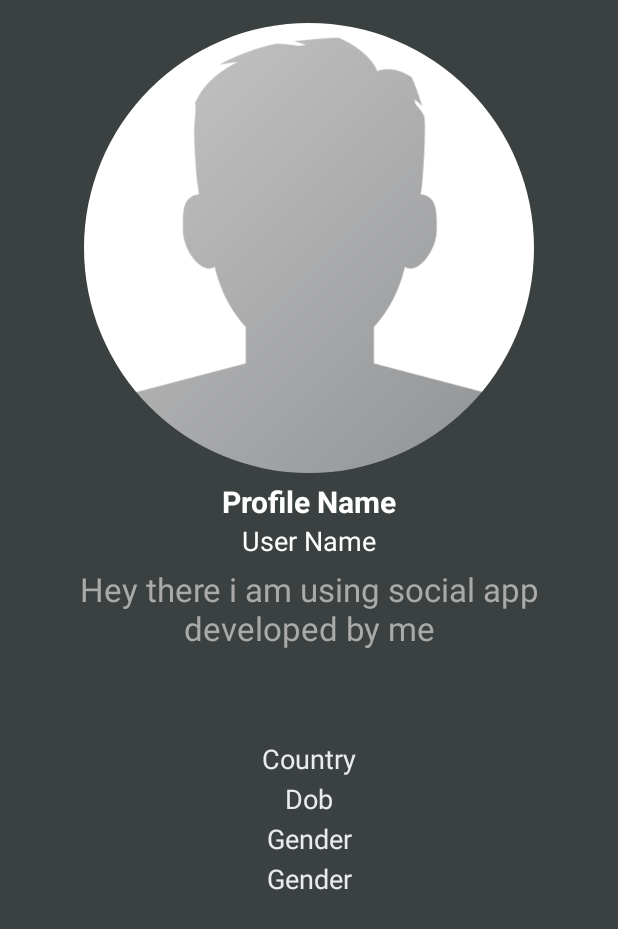
After one commit to abhi-9025/AndroidProjects, an Android app: the ProfileActivity screen opened directly, with no data from a screen before it, on a phone screen of 412 x 824 dp. The commit adds this screen. Shown: the top 929 px of the screen. Run offline under Robolectric (Android 15) with nearby library versions, the phone set to English and light mode, and no system bars; our stand-ins replace CircleImageView, Firebase (no records; nobody signed in at launch, a user with empty details on screens opened directly), Picasso.

Commit message:
Profile Added

```diff
--- a/AvengersNetwork/app/src/main/AndroidManifest.xml
+++ b/AvengersNetwork/app/src/main/AndroidManifest.xml
@@ -13,8 +13,10 @@
         android:roundIcon="@mipmap/ic_launcher_round"
         android:supportsRtl="true"
         android:theme="@style/AppTheme">
-        <activity android:name=".SettingsActivity"
-            android:parentActivityName=".MainActivity"></activity>
+        <activity android:name=".ProfileActivity"></activity>
+        <activity
+            android:name=".SettingsActivity"
+            android:parentActivityName=".MainActivity" />
         <activity android:name=".ClickPostActivity" />
         <activity android:name=".PostActivity" />
         <activity android:name=".SetupActivity" />
--- a/AvengersNetwork/app/src/main/java/com/example/android/avengersnetwork/MainActivity.java
+++ b/AvengersNetwork/app/src/main/java/com/example/android/avengersnetwork/MainActivity.java
@@ -305,7 +305,7 @@ public class MainActivity extends AppCompatActivity
                                 SendUserToPostActivity();
                                 break;
             case  R.id.nav_profile:
-                                   Toast.makeText(this,"Profile", Toast.LENGTH_SHORT).show();
+                               SendUserToProfileActivity();
                                     break;
             case  R.id.nav_home:
                                    Toast.makeText(this,"Home", Toast.LENGTH_SHORT).show();
@@ -333,6 +333,10 @@ public class MainActivity extends AppCompatActivity
         Intent LoginIntent=new Intent(MainActivity.this,SettingsActivity.class);
         startActivity(LoginIntent);
     }
+    private void SendUserToProfileActivity() {
+        Intent LoginIntent=new Intent(MainActivity.this,ProfileActivity.class);
+        startActivity(LoginIntent);
+    }
 
 
 }
--- /dev/null
+++ b/AvengersNetwork/app/src/main/java/com/example/android/avengersnetwork/ProfileActivity.java
@@ -0,0 +1,90 @@
+package com.example.android.avengersnetwork;
+
+import androidx.annotation.NonNull;
+import androidx.appcompat.app.AppCompatActivity;
+import androidx.appcompat.widget.Toolbar;
+
+import android.os.Bundle;
+import android.util.Log;
+import android.widget.EditText;
+import android.widget.TextView;
+
+import com.google.firebase.auth.FirebaseAuth;
+import com.google.firebase.database.DataSnapshot;
+import com.google.firebase.database.DatabaseError;
+import com.google.firebase.database.DatabaseReference;
+import com.google.firebase.database.FirebaseDatabase;
+import com.google.firebase.database.ValueEventListener;
+import com.squareup.picasso.Picasso;
+
+import de.hdodenhof.circleimageview.CircleImageView;
+
+public class ProfileActivity extends AppCompatActivity
+{
+
+    private TextView username, userProfName, userStatus, userCountry, userGender, userRelation, userDob;
+    private CircleImageView userProfileImage;
+
+    private DatabaseReference profileUserRef;
+    private FirebaseAuth mAuth;
+    private  String current_user_id;
+
+
+    @Override
+    protected void onCreate(Bundle savedInstanceState) {
+        super.onCreate(savedInstanceState);
+        setContentView(R.layout.activity_profile);
+
+        mAuth  =FirebaseAuth.getInstance();
+        current_user_id =mAuth.getCurrentUser().getUid();
+        profileUserRef= FirebaseDatabase.getInstance().getReference().child("Users").child(current_user_id);
+
+
+
+        username = (TextView) findViewById(R.id.my_profile_user_name);
+        userCountry = (TextView) findViewById(R.id.my_profile_country);
+        userStatus = (TextView) findViewById(R.id.my_profile_status);
+        userProfName = (TextView) findViewById(R.id.my_profile_full_name);
+        userGender = (TextView) findViewById(R.id.my_profile_gender);
+        userRelation = (TextView) findViewById(R.id.my_profile_relationshipstatus);
+        userDob = (TextView) findViewById(R.id.my_profile_dob);
+        userProfileImage = (CircleImageView) findViewById(R.id.myProfile_pic);
+
+
+        profileUserRef.addValueEventListener(new ValueEventListener() {
+            @Override
+            public void onDataChange(@NonNull DataSnapshot dataSnapshot)
+            {
+                if(dataSnapshot.exists())
+                {
+                    String myProfileImage = dataSnapshot.child("Profileimage").getValue().toString();
+                    String myUsername = dataSnapshot.child("username").getValue().toString();
+                    String myProfileName = dataSnapshot.child("fullname").getValue().toString();
+                    String myProfileStatus = dataSnapshot.child("status").getValue().toString();
+                    String myDOB = dataSnapshot.child("dob").getValue().toString();
+                    String myCountry = dataSnapshot.child("Country").getValue().toString();
+                    String myGender = dataSnapshot.child("Gender").getValue().toString();
+                    String myRelationshipStatus = dataSnapshot.child("Relationship Status").getValue().toString();
+
+                    Picasso.with(ProfileActivity.this).load(myProfileImage).placeholder(R.drawable.profile).into(userProfileImage);
+
+                    username.setText("@ "+myUsername);
+                    userProfName.setText(myProfileName);
+                    userStatus.setText(myProfileStatus);
+                    userDob.setText("DOB: "+myDOB);
+                    userCountry.setText("Country: "+myCountry);
+                    userGender.setText("Gender: "+myGender);
+                    userRelation.setText("Relationship Status: "+myRelationshipStatus);
+                }
+            }
+
+            @Override
+            public void onCancelled(@NonNull DatabaseError databaseError) {
+
+            }
+        });
+
+
+
+    }
+}
--- /dev/null
+++ b/AvengersNetwork/app/src/main/res/layout/activity_profile.xml
@@ -0,0 +1,123 @@
+<?xml version="1.0" encoding="utf-8"?>
+<RelativeLayout xmlns:android="http://schemas.android.com/apk/res/android"
+    xmlns:app="http://schemas.android.com/apk/res-auto"
+    xmlns:tools="http://schemas.android.com/tools"
+    android:layout_width="match_parent"
+    android:layout_height="match_parent"
+    android:background="@color/colorProfile"
+    tools:context=".ProfileActivity">
+
+    <ScrollView
+        android:layout_width="match_parent"
+        android:layout_height="match_parent"
+        android:layout_alignParentStart="true"
+        android:layout_alignParentLeft="true"
+        android:layout_alignParentTop="true"
+        android:layout_marginStart="0dp"
+        android:layout_marginLeft="0dp"
+        android:layout_marginTop="0dp">
+        <RelativeLayout
+            android:layout_width="match_parent"
+            android:layout_height="match_parent">
+            <de.hdodenhof.circleimageview.CircleImageView
+                android:layout_width="300dp"
+                android:layout_height="300dp"
+                android:layout_alignParentTop="true"
+                android:layout_centerHorizontal="true"
+                android:layout_marginTop="15dp"
+                android:src="@drawable/profile"
+                android:id="@+id/myProfile_pic"/>
+            <TextView
+                android:layout_width="match_parent"
+                android:layout_height="wrap_content"
+                android:text="Profile Name"
+                android:id="@+id/my_profile_full_name"
+                android:layout_below="@+id/myProfile_pic"
+                android:layout_marginTop="5dp"
+                android:textAlignment="center"
+                android:textAllCaps="false"
+                android:gravity="center_horizontal"
+                android:textColor="@android:color/background_light"
+                android:textSize="20sp"
+                android:textStyle="bold"/>
+            <TextView
+                android:layout_width="match_parent"
+                android:layout_height="wrap_content"
+                android:text="User Name"
+                android:id="@+id/my_profile_user_name"
+                android:layout_below="@+id/my_profile_full_name"
+                android:textAlignment="center"
+                android:textAllCaps="false"
+                android:gravity="center_horizontal"
+                android:textColor="@android:color/background_light"
+                android:textSize="18sp" />
+
+            <TextView
+                android:id="@+id/my_profile_status"
+                android:layout_width="match_parent"
+                android:layout_height="wrap_content"
+                android:layout_below="@+id/my_profile_user_name"
+                android:layout_marginTop="5dp"
+                android:gravity="center_horizontal"
+                android:text="Hey there i am using social app developed by me"
+                android:textAlignment="center"
+                android:textAllCaps="false"
+                android:textColor="@android:color/darker_gray"
+                android:textSize="22sp" />
+            <TextView
+                android:id="@+id/my_profile_country"
+                android:layout_width="match_parent"
+                android:layout_height="wrap_content"
+                android:layout_below="@+id/my_profile_status"
+                android:layout_marginTop="60dp"
+                android:gravity="center_horizontal"
+                android:text="Country"
+                android:textAlignment="center"
+                android:textAllCaps="false"
+                android:textColor="@color/colorAccent"
+                android:textSize="18sp" />
+            <TextView
+                android:id="@+id/my_profile_dob"
+                android:layout_width="match_parent"
+                android:layout_height="wrap_content"
+                android:layout_below="@+id/my_profile_country"
+                android:layout_marginTop="2dp"
+                android:gravity="center_horizontal"
+                android:text="Dob"
+                android:textAlignment="center"
+                android:textAllCaps="false"
+                android:textColor="@color/colorAccent"
+                android:textSize="18sp" />
+            <TextView
+                android:id="@+id/my_profile_gender"
+                android:layout_width="match_parent"
+                android:layout_height="wrap_content"
+                android:layout_below="@+id/my_profile_dob"
+                android:layout_marginTop="2dp"
+                android:gravity="center_horizontal"
+                android:text="Gender"
+                android:textAlignment="center"
+                android:textAllCaps="false"
+                android:textColor="@color/colorAccent"
+                android:textSize="18sp" />
+            <TextView
+                android:id="@+id/my_profile_relationshipstatus"
+                android:layout_width="match_parent"
+                android:layout_height="wrap_content"
+                android:layout_below="@+id/my_profile_gender"
+                android:layout_marginTop="2dp"
+                android:gravity="center_horizontal"
+                android:text="Gender"
+                android:textAlignment="center"
+                android:textAllCaps="false"
+                android:textColor="@color/colorAccent"
+                android:textSize="18sp" />
+
+
+
+
+
+
+        </RelativeLayout>
+    </ScrollView>
+</RelativeLayout>
--- a/AvengersNetwork/app/src/main/res/values/colors.xml
+++ b/AvengersNetwork/app/src/main/res/values/colors.xml
@@ -3,4 +3,5 @@
     <color name="colorPrimary">#ed4c54</color>
     <color name="colorPrimaryDark">#67c415</color>
     <color name="colorAccent">#E9EBEE</color>
+    <color name="colorProfile">#3B4041</color>
 </resources>
```
